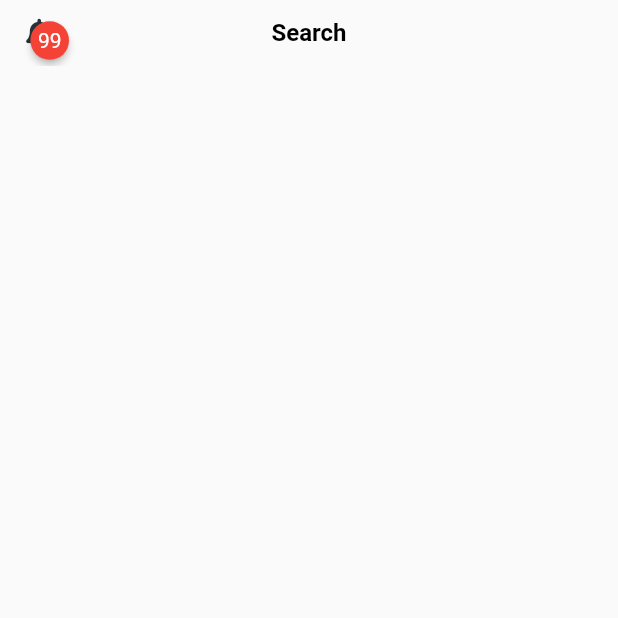
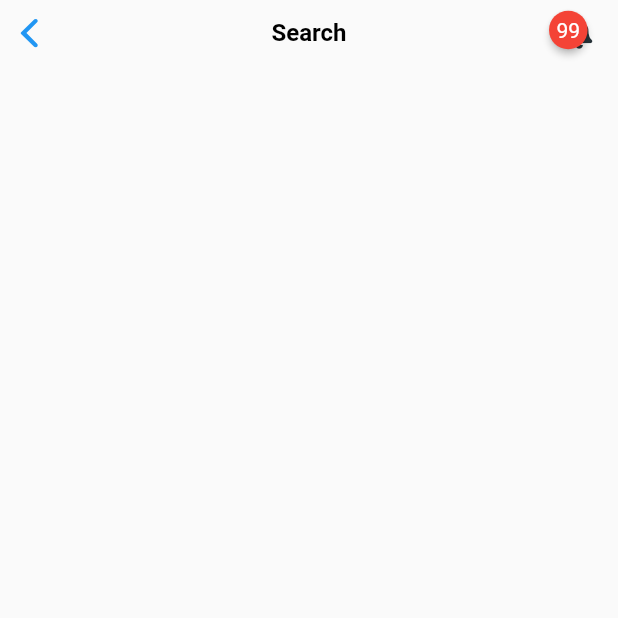
Before and after one commit to carl-duncan/Double-Up, a Flutter app: the TestPage screen opened directly, on a phone screen of 412 x 824 dp, the top half of it. Run offline on Flutter 3.47's test engine with Material 2 defaults, Android fonts, the phone set to English and light mode, and no system bars; drawn by our look-alikes of badges, overlay_support; our stand-ins replace cached_network_image, carousel_slider, flutter_icons, flutter_staggered_animations, fluttertoast, hexcolor and 1 more; missing offline and left inert: amplify_auth_cognito, amplify_flutter, barcode_scan2, map_launcher; accounts and stored records are empty; statements that could not run were skipped.

Commit message:
Minor Changes to the notification bell

```diff
--- a/lib/widgets/navigation_bar_main.dart
+++ b/lib/widgets/navigation_bar_main.dart
@@ -15,7 +15,7 @@ navigationBar(BuildContext context, String title, int num) {
         title,
         style: Theme.of(context).textTheme.headline6,
       ),
-      leading: Row(
+      trailing: Row(
         mainAxisSize: MainAxisSize.min,
         children: [
           InkWell(
@@ -24,7 +24,7 @@ navigationBar(BuildContext context, String title, int num) {
                   .push(createRoute(Notifications()));
             },
             child: Badge(
-              position: BadgePosition.bottomEnd(),
+              position: BadgePosition.topStart(),
               badgeContent: num != 0
                   ? Text(
                       "$num",
```
